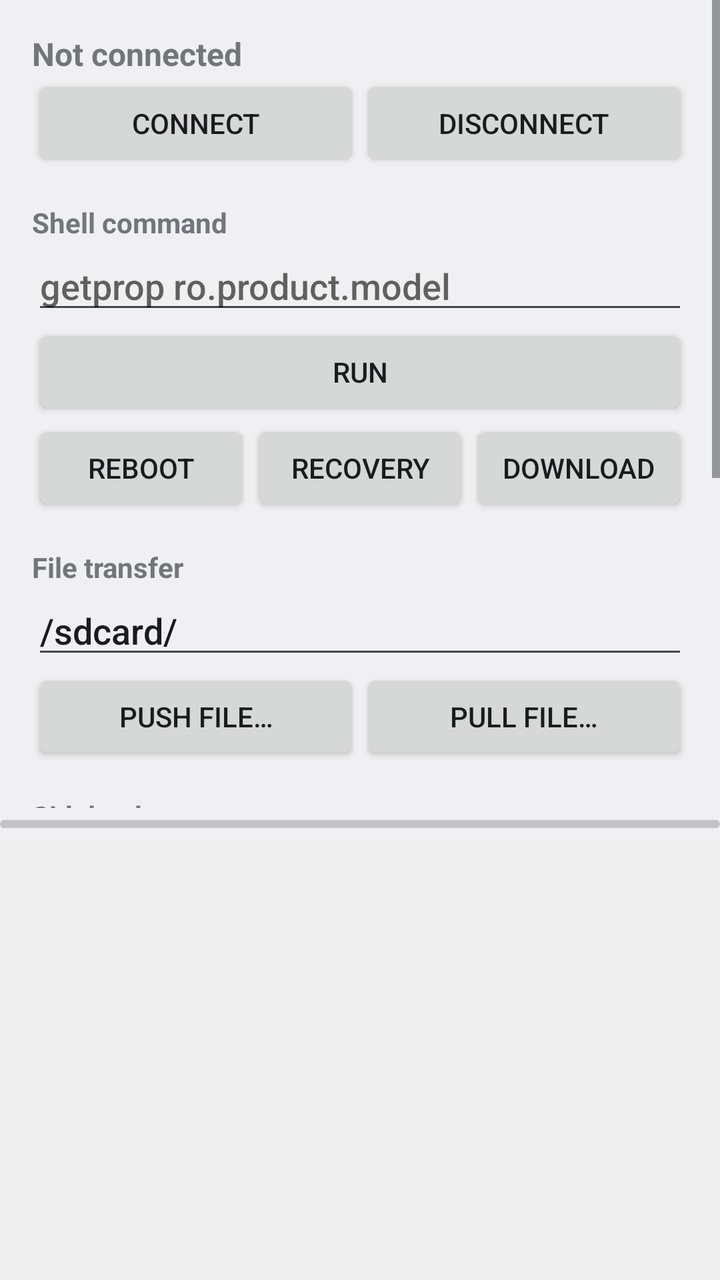
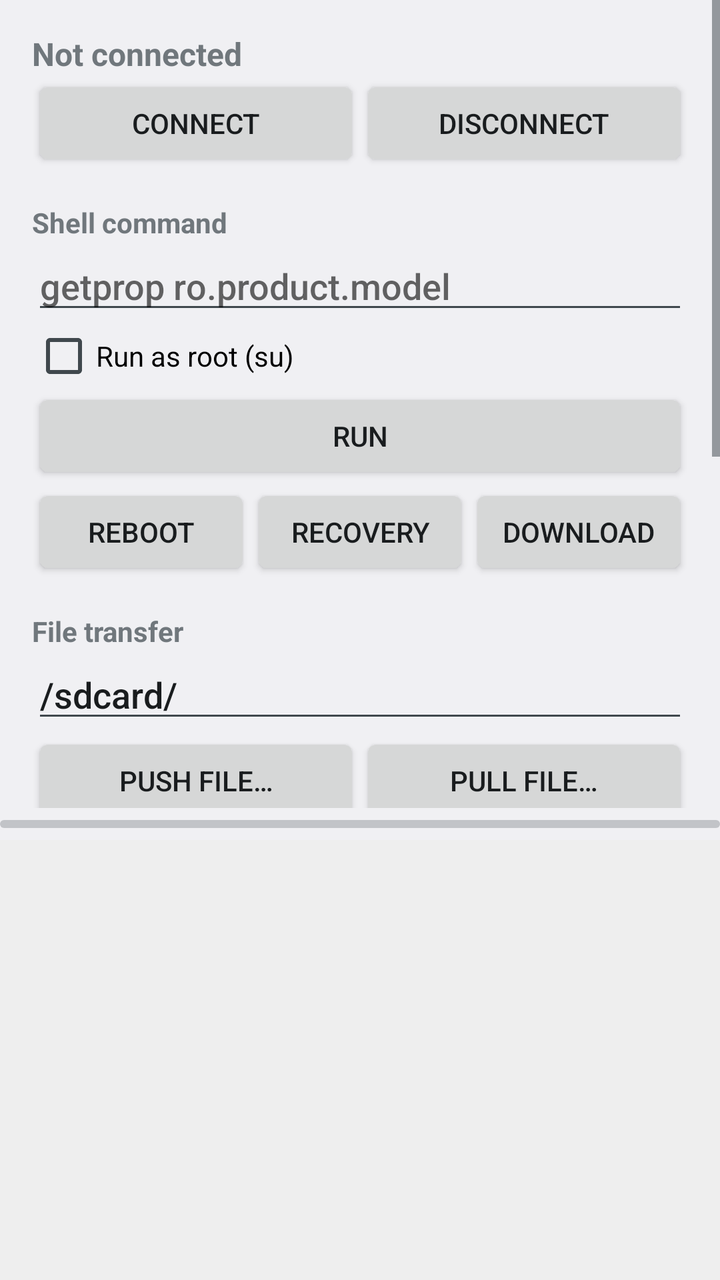

The first picture is an Android layout as it rendered before a commit; the second is the same layout after the commit. The layout source and the unified diff follow.
<!-- AndroidManifest.xml: application theme android:Theme.DeviceDefault.Light -->
<!-- res/layout/activity_main.xml -->
<?xml version="1.0" encoding="utf-8"?>
<LinearLayout xmlns:android="http://schemas.android.com/apk/res/android"
    android:layout_width="match_parent"
    android:layout_height="match_parent"
    android:orientation="vertical">

    <ScrollView
        android:layout_width="match_parent"
        android:layout_height="0dp"
        android:layout_weight="1">

        <LinearLayout
            android:id="@+id/controls"
            android:layout_width="match_parent"
            android:layout_height="wrap_content"
            android:orientation="vertical"
            android:padding="16dp">

            <TextView
                android:id="@+id/status"
                android:layout_width="match_parent"
                android:layout_height="wrap_content"
                android:text="Not connected"
                android:textSize="16sp"
                android:textStyle="bold" />

            <LinearLayout
                android:layout_width="match_parent"
                android:layout_height="wrap_content"
                android:orientation="horizontal">
                <Button android:id="@+id/btnConnect" android:layout_width="0dp" android:layout_height="wrap_content" android:layout_weight="1" android:text="Connect" />
                <Button android:id="@+id/btnDisconnect" android:layout_width="0dp" android:layout_height="wrap_content" android:layout_weight="1" android:text="Disconnect" />
            </LinearLayout>

            <TextView android:layout_width="wrap_content" android:layout_height="wrap_content" android:layout_marginTop="16dp" android:text="Shell command" android:textStyle="bold" />
            <EditText android:id="@+id/cmdInput" android:layout_width="match_parent" android:layout_height="wrap_content" android:hint="getprop ro.product.model" android:inputType="text" android:singleLine="true" />
            <Button android:id="@+id/btnRun" android:layout_width="match_parent" android:layout_height="wrap_content" android:text="Run" />
            <LinearLayout
                android:layout_width="match_parent"
                android:layout_height="wrap_content"
                android:orientation="horizontal">
                <Button android:id="@+id/btnReboot" android:layout_width="0dp" android:layout_height="wrap_content" android:layout_weight="1" android:text="Reboot" />
                <Button android:id="@+id/btnRecovery" android:layout_width="0dp" android:layout_height="wrap_content" android:layout_weight="1" android:text="Recovery" />
                <Button android:id="@+id/btnBootloader" android:layout_width="0dp" android:layout_height="wrap_content" android:layout_weight="1" android:text="Download" />
            </LinearLayout>

            <TextView android:layout_width="wrap_content" android:layout_height="wrap_content" android:layout_marginTop="16dp" android:text="File transfer" android:textStyle="bold" />
            <EditText android:id="@+id/remotePath" android:layout_width="match_parent" android:layout_height="wrap_content" android:hint="Remote path" android:inputType="text" android:singleLine="true" android:text="/sdcard/" />
            <LinearLayout
                android:layout_width="match_parent"
                android:layout_height="wrap_content"
                android:orientation="horizontal">
                <Button android:id="@+id/btnPush" android:layout_width="0dp" android:layout_height="wrap_content" android:layout_weight="1" android:text="Push file…" />
                <Button android:id="@+id/btnPull" android:layout_width="0dp" android:layout_height="wrap_content" android:layout_weight="1" android:text="Pull file…" />
            </LinearLayout>

            <TextView android:layout_width="wrap_content" android:layout_height="wrap_content" android:layout_marginTop="16dp" android:text="Sideload" android:textStyle="bold" />
            <TextView android:layout_width="match_parent" android:layout_height="wrap_content" android:text="In recovery pick “Apply update from ADB”, then Connect." />
            <Button android:id="@+id/btnSideload" android:layout_width="match_parent" android:layout_height="wrap_content" android:text="Sideload zip…" />

            <TextView android:layout_width="wrap_content" android:layout_height="wrap_content" android:layout_marginTop="16dp" android:text="Download Mode (Odin)" android:textStyle="bold" />
            <TextView android:layout_width="match_parent" android:layout_height="wrap_content" android:text="Boot the target into Download Mode and plug it in. Pick .tar / .tar.md5 files for the slots you need (TWRP + vbmeta goes in AP)." />
            <LinearLayout android:id="@+id/slots" android:layout_width="match_parent" android:layout_height="wrap_content" android:orientation="vertical" />
            <CheckBox android:id="@+id/chkReboot" android:layout_width="wrap_content" android:layout_height="wrap_content" android:text="Reboot after flash" />
            <Button android:id="@+id/btnOdinFlash" android:layout_width="match_parent" android:layout_height="wrap_content" android:text="Flash selected files" />
        </LinearLayout>
    </ScrollView>

    <ProgressBar
        android:id="@+id/progress"
        style="?android:attr/progressBarStyleHorizontal"
        android:layout_width="match_parent"
        android:layout_height="wrap_content"
        android:max="100" />

    <ScrollView
        android:id="@+id/logScroll"
        android:layout_width="match_parent"
        android:layout_height="220dp"
        android:background="#EEEEEE">
        <TextView
            android:id="@+id/log"
            android:layout_width="match_parent"
            android:layout_height="wrap_content"
            android:fontFamily="monospace"
            android:padding="8dp"
            android:textIsSelectable="true"
            android:textSize="12sp" />
    </ScrollView>
</LinearLayout>
<!-- resources referenced by this layout -->
<resources>

</resources>

<!-- the commit's change to res/layout/activity_main.xml (unified diff, before → after) -->
@@ -34,6 +34,7 @@
 
             <TextView android:layout_width="wrap_content" android:layout_height="wrap_content" android:layout_marginTop="16dp" android:text="Shell command" android:textStyle="bold" />
             <EditText android:id="@+id/cmdInput" android:layout_width="match_parent" android:layout_height="wrap_content" android:hint="getprop ro.product.model" android:inputType="text" android:singleLine="true" />
+            <CheckBox android:id="@+id/chkRoot" android:layout_width="wrap_content" android:layout_height="wrap_content" android:text="Run as root (su)" />
             <Button android:id="@+id/btnRun" android:layout_width="match_parent" android:layout_height="wrap_content" android:text="Run" />
             <LinearLayout
                 android:layout_width="match_parent"
